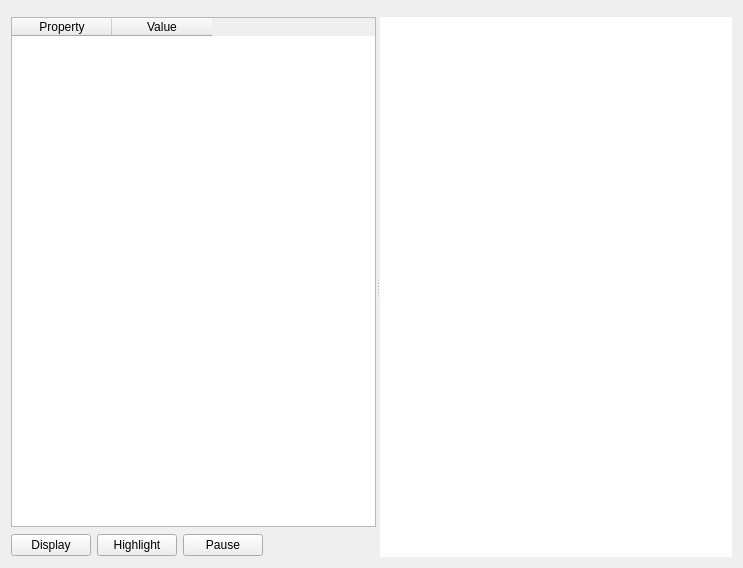
This is profit/workbench/widgets/ui_messagedisplay.ui in hpsilva/profitpy as Qt 5 draws it before an edit. The edited form follows.
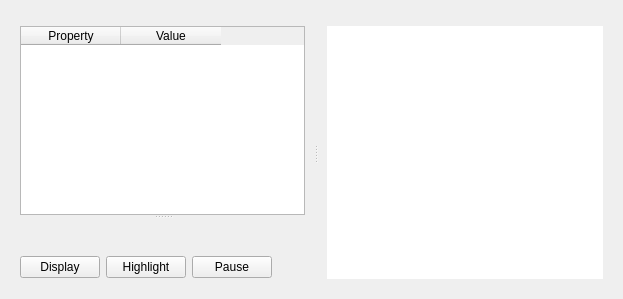
This is the edited form. Icons and pictures are not drawn. Custom widgets are drawn as their Qt base class.

Patch:
```diff
--- a/profit/workbench/widgets/ui_messagedisplay.ui
+++ b/profit/workbench/widgets/ui_messagedisplay.ui
@@ -5,8 +5,8 @@
    <rect>
     <x>0</x>
     <y>0</y>
-    <width>743</width>
-    <height>568</height>
+    <width>623</width>
+    <height>299</height>
    </rect>
   </property>
   <property name="windowTitle" >
@@ -41,11 +41,12 @@
       <property name="frameShadow" >
        <enum>QFrame::Plain</enum>
       </property>
-      <layout class="QVBoxLayout" name="verticalLayout_2" >
-       <property name="margin" >
-        <number>0</number>
-       </property>
+      <layout class="QVBoxLayout" name="verticalLayout" >
        <item>
+        <widget class="QSplitter" name="splitter_2" >
+         <property name="orientation" >
+          <enum>Qt::Vertical</enum>
+         </property>
         <widget class="QTableWidget" name="messageDetail" >
          <property name="sizePolicy" >
           <sizepolicy vsizetype="Preferred" hsizetype="Expanding" >
@@ -67,6 +68,8 @@
           </property>
          </column>
         </widget>
+         <widget class="MessageTypeSelect" native="1" name="messageTypeDisplay" />
+        </widget>
        </item>
        <item>
         <layout class="QHBoxLayout" name="horizontalLayout" >
@@ -145,10 +148,7 @@
       <property name="frameShadow" >
        <enum>QFrame::Plain</enum>
       </property>
-      <layout class="QVBoxLayout" name="verticalLayout" >
-       <property name="margin" >
-        <number>0</number>
-       </property>
+      <layout class="QVBoxLayout" name="verticalLayout_2" >
        <item>
         <widget class="QTableView" name="messageTable" >
          <property name="sizePolicy" >
@@ -192,6 +192,12 @@
    <extends>QWidget</extends>
    <header location="global" >profit.lib.widgets.searchbar.h</header>
   </customwidget>
+  <customwidget>
+   <class>MessageTypeSelect</class>
+   <extends>QWidget</extends>
+   <header location="global" >profit.lib.widgets.messagetypeselect.h</header>
+   <container>1</container>
+  </customwidget>
  </customwidgets>
  <resources>
   <include location="../../lib/widgets/profit.qrc" />
```
Left out of the diff: 3 changed lines with no effect on the pictures. Lines whose indentation alone changed are shown as unchanged.
